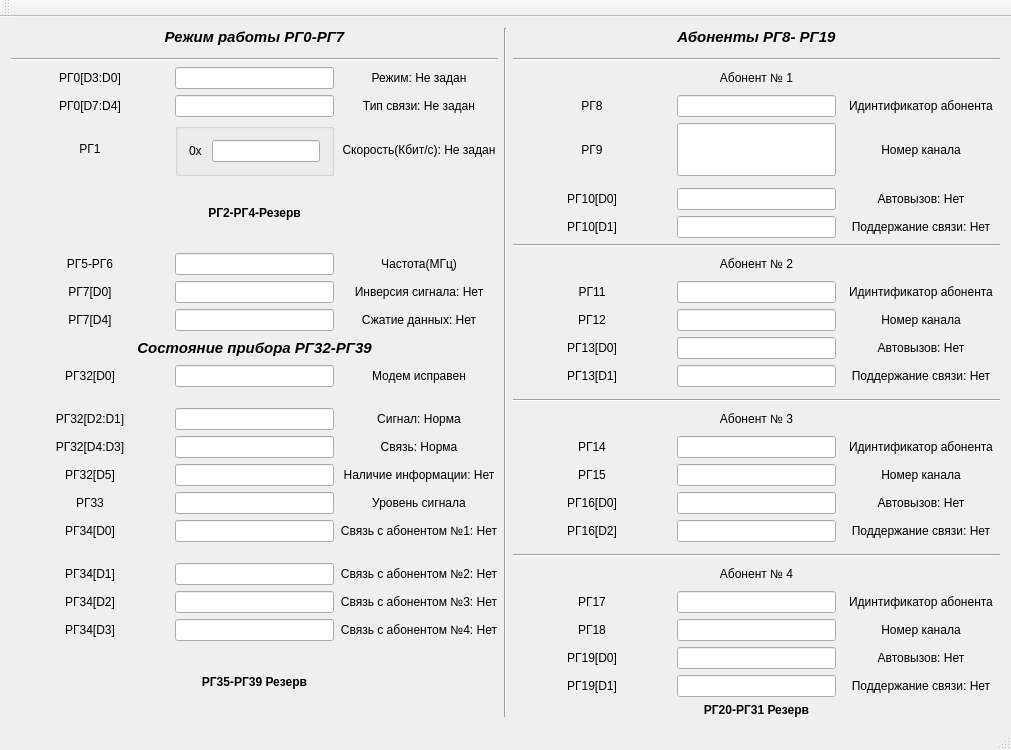
Above: DeviceVS/DeviceVS.ui from AleksandrKajl/DeviceVS before the change. Below: the same form after it.
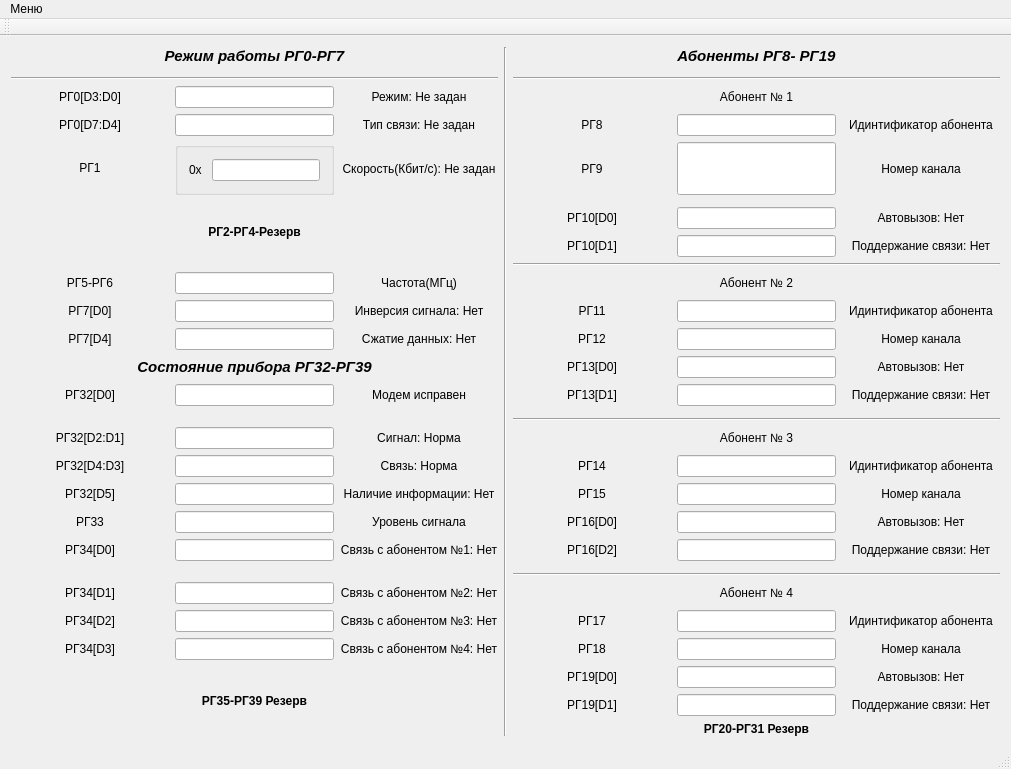
That is the form after the change.

Diff of the .ui file:
```diff
--- a/DeviceVS/DeviceVS.ui
+++ b/DeviceVS/DeviceVS.ui
@@ -1607,6 +1607,13 @@
      <height>22</height>
     </rect>
    </property>
+   <widget class="QMenu" name="menu">
+    <property name="title">
+     <string>Меню</string>
+    </property>
+    <addaction name="action"/>
+   </widget>
+   <addaction name="menu"/>
   </widget>
   <widget class="QToolBar" name="mainToolBar">
    <attribute name="toolBarArea">
```
Left out of the diff: 5 changed lines with no effect on the pictures.
